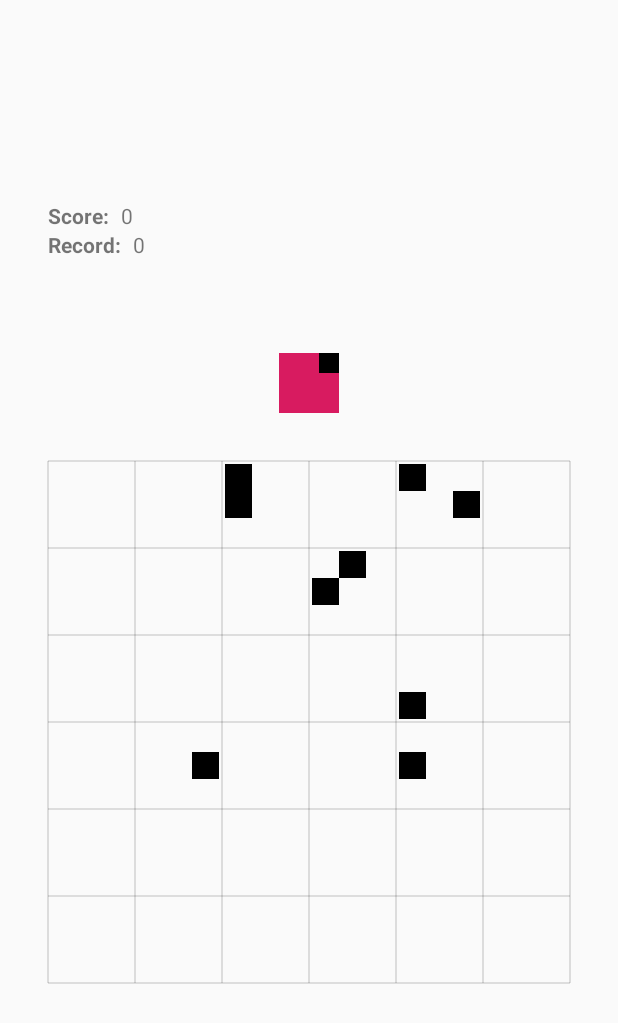
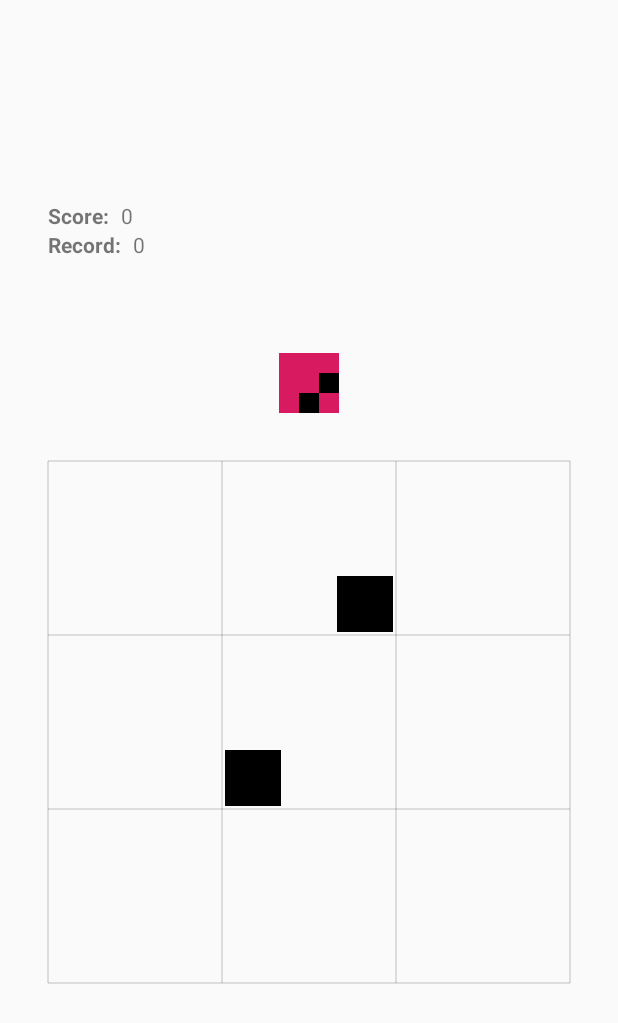
Before and after one commit to marcouberti/nine-game, an Android app: the screen it shows after launch (BoardActivity), on a phone screen of 412 x 824 dp. Shown: the top 1023 px of the screen. Run offline under Robolectric (Android 15) with nearby library versions, the phone set to English and light mode, and no system bars.

Commit message:
Restored add cards with animation.

```diff
--- a/app/src/main/java/com/marcouberti/ninegame/initializers/Initializers.kt
+++ b/app/src/main/java/com/marcouberti/ninegame/initializers/Initializers.kt
@@ -20,21 +20,9 @@ val DefaultBoardInitializer = { board:Board -> Unit
     board.clearAll()
     val pos1 = Pair(Random.nextInt(1, board.width),Random.nextInt(1, board.width))
     var pos2 = Pair(Random.nextInt(1, board.width),Random.nextInt(1, board.width))
-    val pos3 = Pair(Random.nextInt(1, board.width),Random.nextInt(1, board.width))
-    var pos4 = Pair(Random.nextInt(1, board.width),Random.nextInt(1, board.width))
-    val pos5 = Pair(Random.nextInt(1, board.width),Random.nextInt(1, board.width))
-    var pos6 = Pair(Random.nextInt(1, board.width),Random.nextInt(1, board.width))
-    val pos7 = Pair(Random.nextInt(1, board.width),Random.nextInt(1, board.width))
-    var pos8 = Pair(Random.nextInt(1, board.width),Random.nextInt(1, board.width))
     while(pos2 == pos1) {
         pos2 = Pair(Random.nextInt(1, board.width),Random.nextInt(1, board.width))
     }
     board[pos1] = Card().apply{this.init()}
     board[pos2] = Card().apply{this.init()}
-    board[pos3] = Card().apply{this.init()}
-    board[pos4] = Card().apply{this.init()}
-    board[pos5] = Card().apply{this.init()}
-    board[pos6] = Card().apply{this.init()}
-    board[pos7] = Card().apply{this.init()}
-    board[pos8] = Card().apply{this.init()}
 }
--- a/app/src/main/java/com/marcouberti/ninegame/ui/board/BoardViewModel.kt
+++ b/app/src/main/java/com/marcouberti/ninegame/ui/board/BoardViewModel.kt
@@ -31,7 +31,7 @@ class BoardViewModel : ViewModel() {
 
     fun newGame() {
         if(board.value == null) {
-            setBoard(Board(6).apply { init() })
+            setBoard(Board(3).apply { init() })
             nextCard.value = Card().apply { init() }
         }
     }
@@ -75,14 +75,14 @@ class BoardViewModel : ViewModel() {
         move?.points?.let {
             when(it) {
                 0 -> {
-                    /*addNewCard()?.let { pos ->
+                    addNewCard()?.let { pos ->
                         moves.add(Move(type = MoveType.NEW, from = pos))
-                    }*/
+                    }
                 }
                 else -> {
-                    /*addNewCard()?.let { pos ->
+                    addNewCard()?.let { pos ->
                         moves.add(Move(type = MoveType.NEW, from = pos))
-                    }*/
+                    }
                     val newPoints = if(it < CARD_SIZE* CARD_SIZE) it else it*10
                     score.value = (score.value?:0).plus(newPoints)
                 }
--- a/app/src/main/java/com/marcouberti/ninegame/ui/board/CardView.kt
+++ b/app/src/main/java/com/marcouberti/ninegame/ui/board/CardView.kt
@@ -154,7 +154,7 @@ class CardView: FrameLayout {
         }
 
         GlobalScope.launch(Dispatchers.Main) {
-            delay(DURATION*2)
+            delay(DURATION+DURATION/2)// to be sure to run it AFTER the movements animations
             animationStartBlock()
             animatorSet.start()
         }
@@ -191,8 +191,9 @@ class CardView: FrameLayout {
             play(animZoom).with(animX)
             play(percAnim).with(animX)
             if(merge) {
-                play(colorAnimation).after(animX)
+                play(colorAnimation).with(animX)
             }
+
             duration = DURATION
             doOnEnd {
                 animationEndBlock()
```
Also changed, not shown: app/src/main/java/com/marcouberti/ninegame/ui/board/BoardView.kt (+14 -6 lines).
